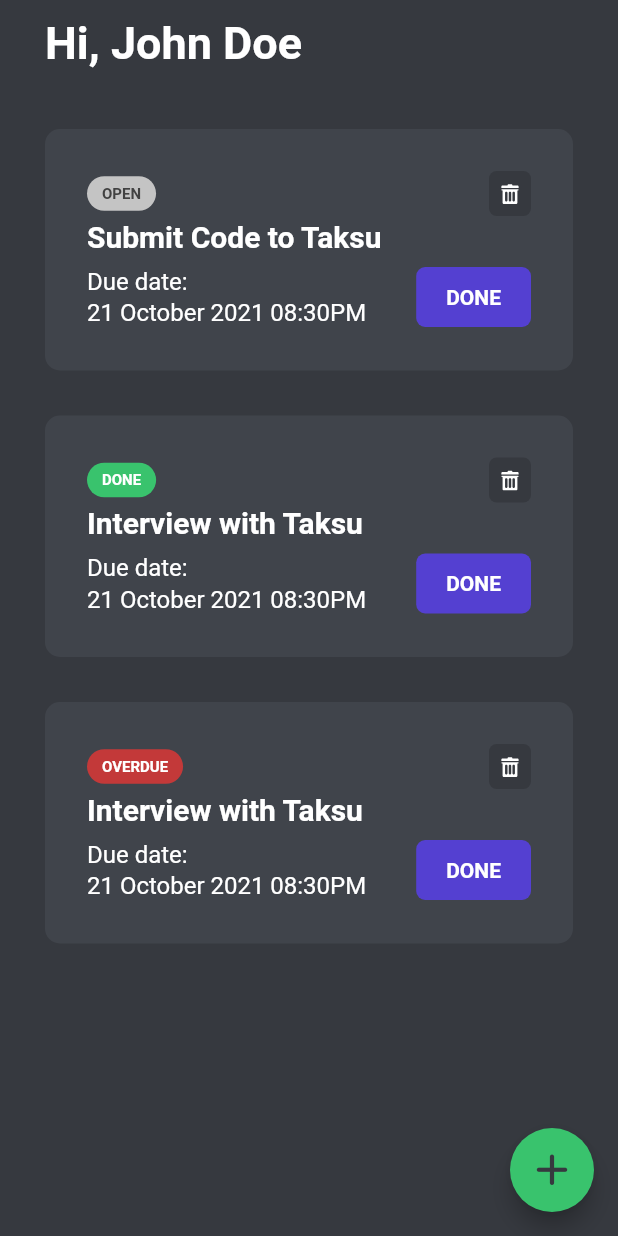
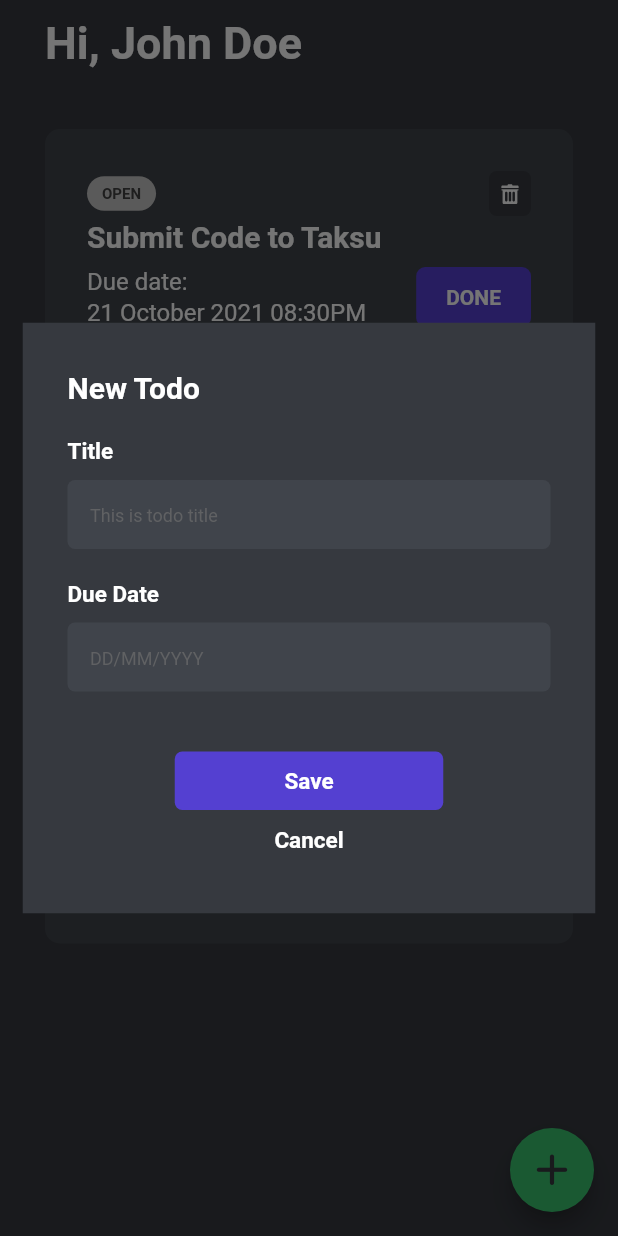
Before and after one commit to adhi-diatmika/taksu_challenge, a Flutter app: the HomeScreen screen opened directly, after a tap on the "add" icon, on a phone screen of 412 x 824 dp. Run offline on Flutter 3.47's test engine with Material 2 defaults, Android fonts, the phone set to English and light mode, and no system bars; our stand-ins replace flutter_datetime_picker, flutter_svg, google_fonts.

Commit message:
add todo screen UI

```diff
--- /dev/null
+++ b/lib/screens/forms/add_todo.dart
@@ -0,0 +1,98 @@
+import 'package:flutter/material.dart';
+import 'package:test_taksu/services/colors.dart';
+import 'package:test_taksu/services/widget.dart';
+import 'package:flutter_datetime_picker/flutter_datetime_picker.dart';
+
+class AddTodo extends StatefulWidget {
+  const AddTodo({Key? key}) : super(key: key);
+
+  @override
+  _AddTodoState createState() => _AddTodoState();
+}
+
+class _AddTodoState extends State<AddTodo> {
+  TextEditingController titleController = TextEditingController(text: ''),
+      dueDateController = TextEditingController(text: '');
+  @override
+  Widget build(BuildContext context) {
+    return ZoomIn(
+      child: Container(
+        padding: const EdgeInsets.all(30),
+        child: Column(
+          crossAxisAlignment: CrossAxisAlignment.start,
+          children: [
+            const TextCustom(
+              text: 'New Todo',
+              size: 20,
+              weight: FontWeight.bold,
+            ),
+            const SizedBox(height: 20,),
+            TextInputCustom(
+              label: 'Title',
+              controller: titleController,
+              hint: 'This is todo title',
+              action: TextInputAction.next,
+            ),
+            const SizedBox(height: 10,),
+            TextInputCustom(
+              label: 'Due Date',
+              controller: dueDateController,
+              hint: 'DD/MM/YYYY',
+              action: TextInputAction.done,
+              onTap: () {
+                DatePicker.showDateTimePicker(context,
+                  minTime: DateTime.now(),
+                  theme: DatePickerTheme(
+                    backgroundColor: TaksuColor.primaryBG(),
+                    itemStyle: TextStyle(
+                      color: TaksuColor.white()
+                    ),
+                    doneStyle: TextStyle(
+                        color: TaksuColor.primaryPurple()
+                    ),
+                    cancelStyle: TextStyle(
+                        color: TaksuColor.white()
+                    ),
+                  ),
+                  onConfirm: (date){
+                    setState(() {
+                      dueDateController.text = date.toString();
+                    });
+                  }
+                );
+              },
+            ),
+            const SizedBox(height: 30),
+            Center(
+              child: WidSplash(
+                color: TaksuColor.primaryPurple(),
+                radius: BorderRadius.circular(5),
+                width: 179,
+                padding: const EdgeInsets.symmetric(vertical: 10),
+                child: const TextCustom(
+                  text: 'Save',
+                  align: TextAlign.center,
+                  weight: FontWeight.bold,
+                ),
+              ),
+            ),
+            Center(
+              child: WidSplash(
+                width: 179,
+                padding: const EdgeInsets.symmetric(vertical: 10),
+                onTap: (){
+                  Navigator.pop(context);
+                },
+                child: const TextCustom(
+                  text: 'Cancel',
+                  align: TextAlign.center,
+                  weight: FontWeight.bold,
+                ),
+              ),
+            )
+          ],
+        ),
+      ),
+    );
+  }
+}
--- a/lib/screens/home_screen.dart
+++ b/lib/screens/home_screen.dart
@@ -1,4 +1,5 @@
 import 'package:flutter/material.dart';
+import 'package:test_taksu/screens/forms/add_todo.dart';
 import 'package:test_taksu/services/colors.dart';
 import 'package:test_taksu/services/widget.dart';
 
@@ -103,7 +104,7 @@ class _HomeScreenState extends State<HomeScreen> {
                         ),
                       ],
                     ),
-                    WidSplash(
+                    data['status'] == 'done' ? const SizedBox.shrink() : WidSplash(
                       color: TaksuColor.primaryPurple(),
                       radius: BorderRadius.circular(6),
                       padding: const EdgeInsets.symmetric(horizontal: 20, vertical: 11),
@@ -123,7 +124,11 @@ class _HomeScreenState extends State<HomeScreen> {
       floatingActionButton: FloatingActionButton(
         backgroundColor: TaksuColor.primaryGreen(),
         onPressed: (){
-
+          Wh.dialog(
+              context,
+              child: const AddTodo(),
+              transparent: false
+          );
         },
         child: Icon(
           Icons.add_rounded,
--- a/lib/services/helper.dart
+++ b/lib/services/helper.dart
@@ -1,14 +1,31 @@
 import 'package:flutter/material.dart';
 
+//push navigator
 push(context,route){
   return Navigator.of(context).push(MaterialPageRoute(
       builder: (BuildContext context) => route
   ));
 }
 
+//push replacement navigator
 pushReplacement(context,route){
   Navigator.of(context).popUntil((route) => route.isFirst);
   return Navigator.of(context).pushReplacement(MaterialPageRoute(
       builder: (BuildContext context) => route
   ));
 }
+
+// get screen size, MQuery.width(context)
+class MQuery{
+  static width(context){
+    return MediaQuery.of(context).size.width;
+  }
+
+  static height(context){
+    return MediaQuery.of(context).size.height;
+  }
+
+  static statusBar(context){
+    return MediaQuery.of(context).padding.top;
+  }
+}
--- a/lib/services/widget.dart
+++ b/lib/services/widget.dart
@@ -3,6 +3,7 @@ import 'package:flutter/services.dart';
 import 'package:flutter_svg/flutter_svg.dart';
 import 'package:test_taksu/services/colors.dart';
 import 'package:test_taksu/services/fonts.dart';
+import 'package:test_taksu/services/helper.dart';
 
 
 //Custom container widget
@@ -337,6 +338,53 @@ class Wh{
         child: _appBar()
     );
   }
+
+  // dialog(context, child: Widget) -> slide 0.25 (up), slide -0.25 (down)
+  static dialog(context, {
+    bool dismiss = true,
+    double slide = 0,
+    bool transparent = false,
+    bool forceClose = true,
+    MainAxisAlignment? position,
+    @required Widget? child,
+    Function? then,
+    BorderRadius? radius
+  }) {
+    Future<bool> onWillPop() {
+      return Future.value(forceClose);
+    }
+
+    return showDialog(
+        context: context,
+        barrierDismissible: dismiss,
+        builder: (BuildContext context) {
+          return WillPopScope(
+            onWillPop: onWillPop,
+            child: ZoomIn(
+              child: Column(
+                  mainAxisAlignment: position ?? MainAxisAlignment.center,
+                  crossAxisAlignment: CrossAxisAlignment.start,
+                  children: [
+                    Container(
+                      width: MQuery.width(context),
+                      margin: const EdgeInsets.all(15),
+                      child: ClipRRect(
+                        borderRadius: radius ?? BorderRadius.circular(0),
+                        child: Material(
+                          color: transparent
+                              ? TaksuColor.transparent()
+                              : TaksuColor.primaryBG(),
+                          child: child,
+                        ),
+                      ),
+                    )
+                  ]),
+            ),
+          );
+        }).then((res) {
+      if (then != null) then(res);
+    });
+  }
 }
 
 class SVGPicture extends StatelessWidget {
@@ -372,3 +420,48 @@ class SVGPicture extends StatelessWidget {
     );
   }
 }
+
+//zoom in animated
+class ZoomIn extends StatefulWidget {
+  final Widget? child;
+  final Key? keys;
+
+  const ZoomIn({
+    this.keys,
+    this.child
+  }) : super(key: keys);
+
+  @override
+  _ZoomInState createState() => _ZoomInState();
+}
+
+class _ZoomInState extends State<ZoomIn> with SingleTickerProviderStateMixin {
+  final GlobalKey<ScaffoldState> _scaffoldKey = GlobalKey<ScaffoldState>();
+
+  late AnimationController controller;
+  late Animation<double> scaleAnimation;
+
+  @override
+  void initState() {
+    super.initState();
+
+    controller = AnimationController(vsync: this, duration: const Duration(milliseconds: 250));
+    scaleAnimation = CurvedAnimation(parent: controller, curve: Curves.decelerate);
+    controller.forward();
+  }
+
+  @override
+  void dispose() {
+    controller.dispose();
+    super.dispose();
+  }
+
+  @override
+  Widget build(BuildContext context) {
+    return ScaleTransition(
+        key: _scaffoldKey,
+        scale: scaleAnimation,
+        child: widget.child
+    );
+  }
+}
--- a/pubspec.yaml
+++ b/pubspec.yaml
@@ -36,6 +36,7 @@ dependencies:
   cupertino_icons: ^1.0.2
   google_fonts: 2.2.0
   flutter_svg: 0.22.0
+  flutter_datetime_picker: ^1.5.1
 
 dev_dependencies:
   flutter_test:
```
Also changed, not shown: pubspec.lock.
